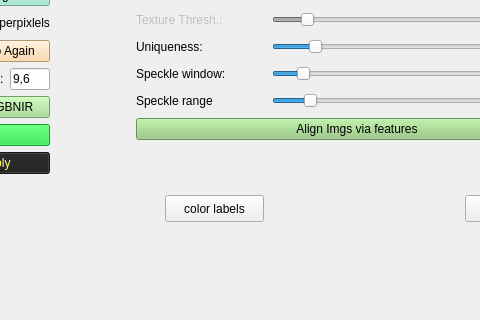
Before: the Qt Designer form SegmentationHelper/mainwindow.ui in yudanaz/masterthesis, drawn with Qt 5; both pictures show x 485 to 965 and y 222 to 542 of the 1108 by 542 pixel window.
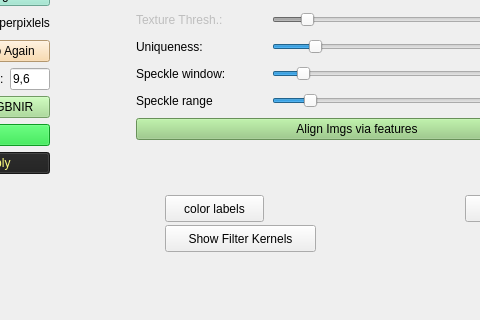
After: the same form once the commit is applied.

Commit message: Helper: make filter kernel images and much more

The edit to the form file:
```diff
--- a/SegmentationHelper/mainwindow.ui
+++ b/SegmentationHelper/mainwindow.ui
@@ -1196,6 +1196,19 @@
      <string>color labels</string>
     </property>
    </widget>
+   <widget class="QPushButton" name="btn_showFilterKernels">
+    <property name="geometry">
+     <rect>
+      <x>650</x>
+      <y>430</y>
+      <width>151</width>
+      <height>27</height>
+     </rect>
+    </property>
+    <property name="text">
+     <string>Show Filter Kernels</string>
+    </property>
+   </widget>
   </widget>
   <widget class="QMenuBar" name="menuBar">
    <property name="geometry">
```
The commit also changes 8 other files.
